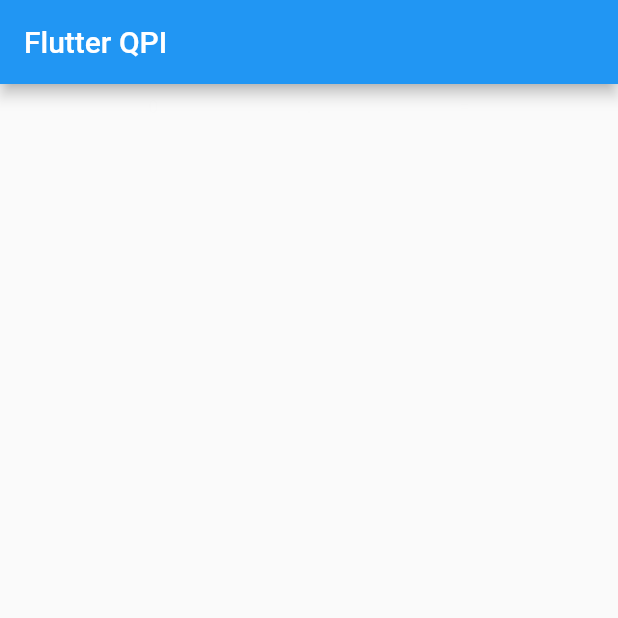
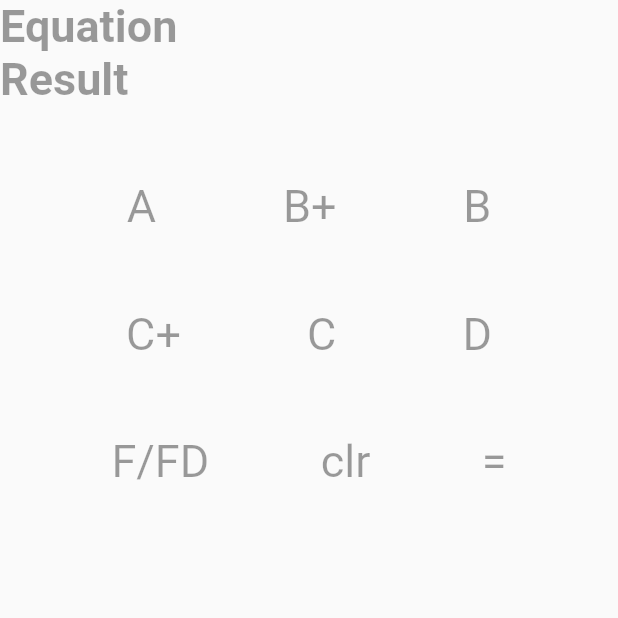
Before and after one commit to AJPasigado/Flutter-QPI-Calculator, a Flutter app: the screen it shows after launch, on a phone screen of 412 x 824 dp, the top half of it. Run offline on Flutter 3.47's test engine with Material 2 defaults, Android fonts, the phone set to English and light mode, and no system bars.

Commit message:
Added Buttons and TextFields

```diff
--- a/lib/main.dart
+++ b/lib/main.dart
@@ -16,13 +16,13 @@ class Calculator extends StatelessWidget {
         mainAxisAlignment: MainAxisAlignment.center,
         children: [
           Container(
-            margin: const EdgeInsets.only(top: 8),
+            margin: const EdgeInsets.only(top: 50),
             child: Text(
               label,
               style: TextStyle(
-                fontSize: 12,
+                fontSize: 30,
                 fontWeight: FontWeight.w400,
-                color: Color.fromARGB(1, 0, 0, 0),
+                color: Color.fromARGB(100, 0, 0, 0),
               ),
             ),
           ),
@@ -30,13 +30,61 @@ class Calculator extends StatelessWidget {
       );
     }
 
-    Widget buttonSection = Container (
-      child: Row(
+    Row _buildButtonRow (String btn1, String btn2, String btn3) {
+      return Row (
         mainAxisAlignment: MainAxisAlignment.spaceEvenly,
         children: [
-          _buildNormalButton("0"),
-          _buildNormalButton("."),
-          _buildNormalButton("="),
+          _buildNormalButton(btn1),
+          _buildNormalButton(btn2),
+          _buildNormalButton(btn3),
+        ],
+      );
+    }
+
+    Widget buttonSection = Container (
+      child: Column(
+        children: <Widget>[
+          _buildButtonRow("A", "B+", "B"),
+          _buildButtonRow("C+", "C", "D"),
+          _buildButtonRow("F/FD", "clr", "=")
+        ],
+      ),
+    );
+
+    Text _resultText (String text){
+      return Text (
+        text,
+        style: TextStyle(
+                fontSize: 30,
+                fontWeight: FontWeight.bold,
+                color: Color.fromARGB(100, 0, 0, 0),
+              ),
+      );
+    }
+
+    Text _equationText (String text){
+      return Text (
+        text,
+        style: TextStyle(
+                fontSize: 30,
+                fontWeight: FontWeight.bold,
+                color: Color.fromARGB(100, 0, 0, 0),
+              ),
+      );
+    }
+
+    Widget resultSection = Container (
+      child: Row(
+        children: <Widget>[
+          _resultText("Result"),
+        ],
+      ),
+    );
+
+    Widget equationSection = Container (
+      child: Row(
+        children: <Widget>[
+          _equationText("Equation"),
         ],
       ),
     );
@@ -44,11 +92,10 @@ class Calculator extends StatelessWidget {
     return MaterialApp(
       title: 'Flutter QPI',
       home: Scaffold(
-        appBar: AppBar(
-          title: Text('Flutter QPI'),
-        ),
         body: ListView(
           children: [
+            equationSection,
+            resultSection,
             buttonSection,
           ],
         ),
```
